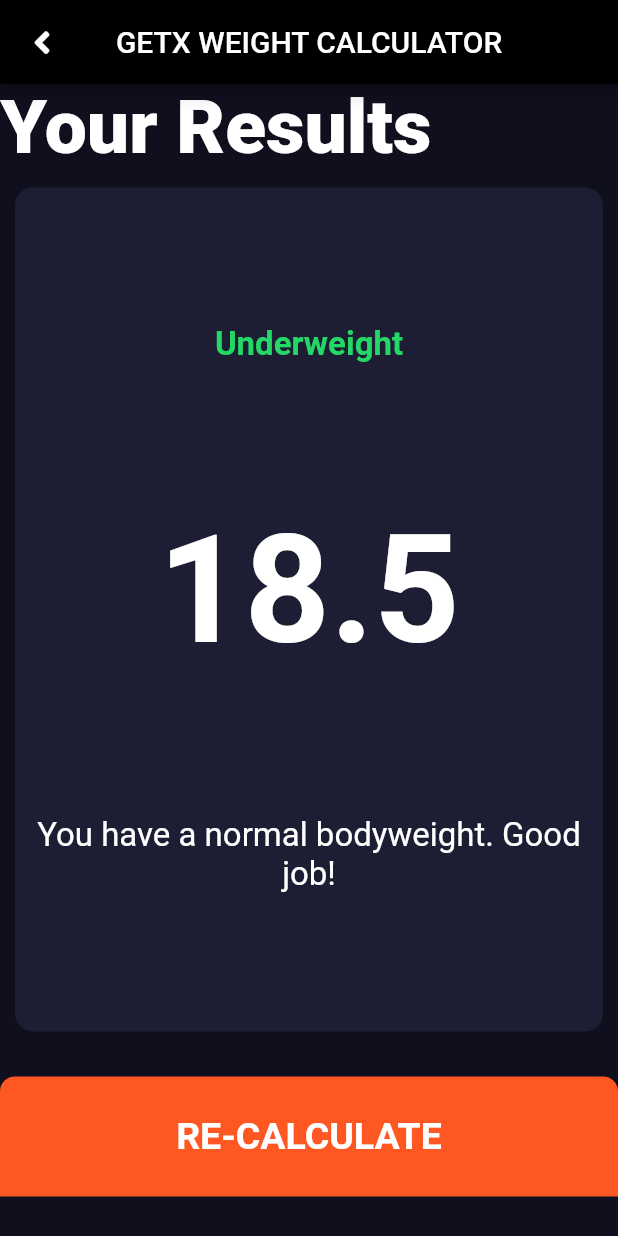
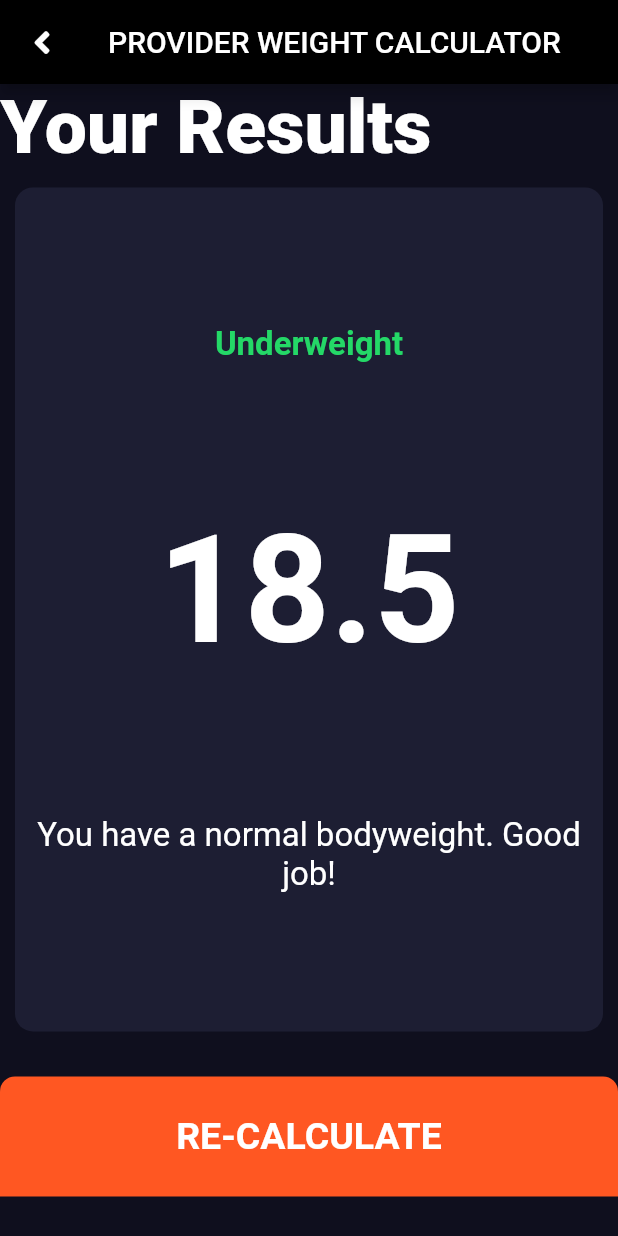
Before and after one commit to anikrakib/state_management_flutter, a Flutter app: the screen it shows after launch, after a tap on "CALCULATE", on a phone screen of 412 x 824 dp. Run offline on Flutter 3.47's test engine with Material 2 defaults, Android fonts, the phone set to English and light mode, and no system bars; our stand-ins replace font_awesome_flutter, get.

Commit message:
weight calculator state management(using provider)

```diff
--- a/lib/getx_state_management/controller/input_controller.dart
+++ b/lib/getx_state_management/controller/input_controller.dart
@@ -1,4 +1,3 @@
-import 'package:flutter/cupertino.dart';
 import 'package:get/get.dart';
 import 'package:weight_calculator/constants.dart';
 
@@ -9,17 +8,10 @@ class InputController extends GetxController {
   RxInt age = 20.obs;
   Rx<Sex> choice = Sex.male.obs;
 
-  RxBool isSelected = false.obs;
-
   void incrementAge() => age.value++;
   void decrementAge() => age.value--;
   void incrementWeight() => weight.value++;
   void decrementWeight() => weight.value--;
-  void chnageColor() => isSelected.value = !isSelected.value;
-  Color getCardColor({bool selected = false}) {
-    return selected ? kActiveCardColor : kInactiveCardColor;
-  }
-
   void changeHeight(int heightNewvalue) => height.value = heightNewvalue;
   void changeGender(Sex gender) => choice.value = gender;
 }
--- a/lib/getx_state_management/screens/homePage/homepage.dart
+++ b/lib/getx_state_management/screens/homePage/homepage.dart
@@ -6,9 +6,6 @@ import 'package:weight_calculator/component/icon_content.dart';
 import 'package:weight_calculator/component/reusable_card.dart';
 import 'package:weight_calculator/constants.dart';
 import 'package:weight_calculator/getx_state_management/controller/input_controller.dart';
-import 'package:weight_calculator/getx_state_management/screens/result/result_page.dart';
-
-import '../../../calculation.dart';
 
 class HomePage extends StatelessWidget {
   const HomePage({
@@ -21,7 +18,6 @@ class HomePage extends StatelessWidget {
   @override
   Widget build(BuildContext context) {
     InputController inputController = Get.put(InputController());
-    print('create');
     return Scaffold(
       appBar: AppBar(
         backgroundColor: Colors.black,
--- a/lib/main.dart
+++ b/lib/main.dart
@@ -1,12 +1,15 @@
 import 'package:flutter/material.dart';
-import 'package:get/get.dart';
+import 'package:provider/provider.dart';
 import 'package:weight_calculator/constants.dart';
-import 'package:weight_calculator/getx_state_management/screens/homePage/homepage.dart';
-import 'package:weight_calculator/getx_state_management/screens/result/result_page.dart';
-//import 'default_state_management/screens/homePage/homepage.dart';
+import 'package:weight_calculator/provider_state_management/screens/homePage/homepage.dart';
+import 'package:weight_calculator/provider_state_management/provider/weight_calculator.dart';
+import 'package:weight_calculator/provider_state_management/screens/result/result_page.dart';
 
 void main() {
-  runApp(const MyApp());
+  runApp(ChangeNotifierProvider(
+    create: (_) => WeightCalculator(),
+    child: const MyApp(),
+  ));
 }
 
 class MyApp extends StatelessWidget {
@@ -15,21 +18,19 @@ class MyApp extends StatelessWidget {
   // This widget is the root of your application.
   @override
   Widget build(BuildContext context) {
-    return GetMaterialApp(
+    return MaterialApp(
       title: title_,
       theme: ThemeData.dark().copyWith(
         primaryColor: Colors.black,
         scaffoldBackgroundColor: const Color(0xFF0F0F1E),
       ),
-      //home: const HomePage(title: 'GetX ' + title_),
       debugShowCheckedModeBanner: false,
       // for route management in getx
-      initialRoute: '/home',
-      getPages: [
-        GetPage(
-            name: '/home', page: () => const HomePage(title: 'GetX ' + title_)),
-        GetPage(name: '/result', page: () => const ResultPage())
-      ],
+      initialRoute: '/',
+      routes: {
+        '/': (context) => const HomePage(title: 'Provider ' + title_),
+        '/result': (context) => const ResultPage(),
+      },
     );
   }
 }
--- /dev/null
+++ b/lib/provider_state_management/provider/weight_calculator.dart
@@ -0,0 +1,40 @@
+import 'package:flutter/cupertino.dart';
+import 'package:weight_calculator/constants.dart';
+
+class WeightCalculator extends ChangeNotifier {
+  double bmi = 0.0;
+  int height = 180;
+  int weight = 60;
+  int age = 20;
+  Sex gender = Sex.male;
+
+  void changeGender(Sex newGender) {
+    gender = newGender;
+    notifyListeners();
+  }
+
+  void incrementAge() {
+    age++;
+    notifyListeners();
+  }
+
+  void decrementAge() {
+    age--;
+    notifyListeners();
+  }
+
+  void incrementWeight() {
+    weight++;
+    notifyListeners();
+  }
+
+  void decrementWeight() {
+    weight--;
+    notifyListeners();
+  }
+
+  void changeHeight(int newHeight) {
+    height = newHeight;
+    notifyListeners();
+  }
+}
--- /dev/null
+++ b/lib/provider_state_management/screens/homePage/homepage.dart
@@ -0,0 +1,249 @@
+import 'package:flutter/material.dart';
+import 'package:font_awesome_flutter/font_awesome_flutter.dart';
+import 'package:provider/provider.dart';
+import 'package:weight_calculator/component/bottom_button.dart';
+import 'package:weight_calculator/component/icon_content.dart';
+import 'package:weight_calculator/component/reusable_card.dart';
+import 'package:weight_calculator/constants.dart';
+import 'package:weight_calculator/provider_state_management/provider/weight_calculator.dart';
+
+class HomePage extends StatelessWidget {
+  const HomePage({
+    Key? key,
+    required this.title,
+  }) : super(key: key);
+
+  final String title;
+
+  @override
+  Widget build(BuildContext context) {
+    final provideData = Provider.of<WeightCalculator>(context);
+    return Scaffold(
+      appBar: AppBar(
+        backgroundColor: Colors.black,
+        title: Text(title.toUpperCase()),
+        centerTitle: true,
+      ),
+      body: Builder(builder: (context) {
+        return SafeArea(
+          child: Stack(
+            children: [
+              Container(
+                  height: MediaQuery.of(context).size.height,
+                  padding: const EdgeInsets.only(bottom: kCardMargin * 8),
+                  child: SingleChildScrollView(
+                    physics: const BouncingScrollPhysics(),
+                    child: Column(
+                      mainAxisAlignment: MainAxisAlignment.center,
+                      crossAxisAlignment: CrossAxisAlignment.stretch,
+                      children: [
+                        Row(
+                          children: [
+                            Expanded(
+                              child: ReUsableCard(
+                                color: provideData.gender == Sex.male
+                                    ? kActiveCardColor
+                                    : kInactiveCardColor,
+                                child: const IconContent(
+                                  label: "Male",
+                                  icon: FontAwesomeIcons.mars,
+                                ),
+                                onTap: () => provideData.changeGender(Sex.male),
+                              ),
+                            ),
+                            Expanded(
+                              child: ReUsableCard(
+                                color: provideData.gender == Sex.female
+                                    ? kActiveCardColor
+                                    : kInactiveCardColor,
+                                child: const IconContent(
+                                  label: "Female",
+                                  icon: FontAwesomeIcons.venus,
+                                ),
+                                onTap: () =>
+                                    provideData.changeGender(Sex.female),
+                              ),
+                            ),
+                          ],
+                        ),
+                        ReUsableCard(
+                          color: kActiveCardColor,
+                          child: Padding(
+                            padding: const EdgeInsets.only(top: kCardMargin),
+                            child: Column(
+                              children: [
+                                const Text(
+                                  "HEIGHT",
+                                  style: kLabelTextStyle,
+                                ),
+                                Row(
+                                  mainAxisAlignment: MainAxisAlignment.center,
+                                  crossAxisAlignment:
+                                      CrossAxisAlignment.baseline,
+                                  textBaseline: TextBaseline.alphabetic,
+                                  children: [
+                                    Text(
+                                      provideData.height.toString(),
+                                      style: kLargeNumberLabelTextStyle,
+                                    ),
+                                    const Text(
+                                      "cm",
+                                      style: kLabelTextStyle,
+                                    ),
+                                  ],
+                                ),
+                                SliderTheme(
+                                  data: SliderTheme.of(context).copyWith(
+                                    thumbShape: const RoundSliderThumbShape(
+                                      enabledThumbRadius: 15.0,
+                                    ),
+                                    overlayShape: const RoundSliderOverlayShape(
+                                      overlayRadius: 30.0,
+                                    ),
+                                    thumbColor: Colors.deepOrange,
+                                    overlayColor: Colors.deepOrange.shade900,
+                                    activeTrackColor: Colors.white,
+                                    inactiveTrackColor: const Color(0xFF8D8E98),
+                                  ),
+                                  child: Slider(
+                                      value: provideData.height.toDouble(),
+                                      min: kSliderMin,
+                                      max: kSliderMax,
+                                      //divisions: (kSliderMax - kSliderMin).toInt(),
+                                      onChanged: (newValue) => provideData
+                                          .changeHeight(newValue.toInt())
+                                      //ChangeHeight(newValue.toInt()),
+                                      ),
+                                )
+                              ],
+                            ),
+                          ),
+                        ),
+                        Row(
+                          children: [
+                            Expanded(
+                              child: ReUsableCard(
+                                color: kActiveCardColor,
+                                child: Padding(
+                                  padding:
+                                      const EdgeInsets.all(kCardMargin * 2),
+                                  child: Column(
+                                    mainAxisAlignment: MainAxisAlignment.center,
+                                    children: [
+                                      const Text(
+                                        'WEIGHT',
+                                        style: kLabelTextStyle,
+                                      ),
+                                      Text(
+                                        provideData.weight.toString(),
+                                        style: kLargeNumberLabelTextStyle,
+                                      ),
+                                      Row(
+                                        mainAxisAlignment:
+                                            MainAxisAlignment.center,
+                                        children: [
+                                          RawMaterialButton(
+                                            child: const Icon(
+                                                FontAwesomeIcons.plus),
+                                            onPressed: () =>
+                                                provideData.incrementWeight(),
+                                            constraints:
+                                                kRoundIconButtonConstraints,
+                                            shape: const CircleBorder(),
+                                            fillColor: kRoundIconButtonColor,
+                                          ),
+                                          const SizedBox(
+                                              width: labelIconSpacing),
+                                          RawMaterialButton(
+                                            child: const Icon(
+                                                FontAwesomeIcons.minus),
+                                            onPressed: () =>
+                                                provideData.decrementWeight(),
+                                            constraints:
+                                                kRoundIconButtonConstraints,
+                                            shape: const CircleBorder(),
+                                            fillColor: kRoundIconButtonColor,
+                                          ),
+                                        ],
+                                      ),
+                                    ],
+                                  ),
+                                ),
+                                onTap: () {},
+                              ),
+                            ),
+                            Expanded(
+                              child: ReUsableCard(
+                                color: kActiveCardColor,
+                                child: Padding(
+                                  padding:
+                                      const EdgeInsets.all(kCardMargin * 2),
+                                  child: Column(
+                                    mainAxisAlignment: MainAxisAlignment.center,
+                                    children: [
+                                      const Text(
+                                        'AGE',
+                                        style: kLabelTextStyle,
+                                      ),
+                                      Text(
+                                        provideData.age.toString(),
+                                        style: kLargeNumberLabelTextStyle,
+                                      ),
+                                      Row(
+                                        mainAxisAlignment:
+                                            MainAxisAlignment.center,
+                                        children: [
+                                          RawMaterialButton(
+                                            child: const Icon(
+                                                FontAwesomeIcons.plus),
+                                            onPressed: () =>
+                                                provideData.incrementAge(),
+                                            constraints:
+                                                kRoundIconButtonConstraints,
+                                            shape: const CircleBorder(),
+                                            fillColor: kRoundIconButtonColor,
+                                          ),
+                                          const SizedBox(
+                                              width: labelIconSpacing),
+                                          RawMaterialButton(
+                                            child: const Icon(
+                                                FontAwesomeIcons.minus),
+                                            onPressed: () =>
+                                                provideData.decrementAge(),
+                                            constraints:
+                                                kRoundIconButtonConstraints,
+                                            shape: const CircleBorder(),
+                                            fillColor: kRoundIconButtonColor,
+                                          ),
+                                        ],
+                                      ),
+                                    ],
+                                  ),
+                                ),
+                                onTap: () {},
+                              ),
+                            ),
+                          ],
+                        ),
+                      ],
+                    ),
+                  )),
+              Positioned(
+                bottom: 0,
+                child: SizedBox(
+                  width: MediaQuery.of(context).size.width,
+                  child: BottomButton(
+                      label: 'CALCULATE',
+                      onPress: () {
+                        Navigator.pushNamed(context, '/result',
+                            arguments: {'title': title});
+                      }),
+                ),
+              )
+            ],
+          ),
+        );
+      }),
+    );
+  }
+}
--- /dev/null
+++ b/lib/provider_state_management/screens/result/result_page.dart
@@ -0,0 +1,102 @@
+import 'package:flutter/material.dart';
+import 'package:font_awesome_flutter/font_awesome_flutter.dart';
+import 'package:provider/provider.dart';
+import 'package:weight_calculator/component/bottom_button.dart';
+import 'package:weight_calculator/component/reusable_card.dart';
+import 'package:weight_calculator/constants.dart';
+import 'package:weight_calculator/provider_state_management/provider/weight_calculator.dart';
+import '../../../calculation.dart';
+
+class ResultPage extends StatelessWidget {
+  const ResultPage({
+    Key? key,
+  }) : super(key: key);
+
+  @override
+  Widget build(BuildContext context) {
+    final providerData = Provider.of<WeightCalculator>(context);
+    final Map arguments = ModalRoute.of(context)!.settings.arguments as Map;
+
+    var calculation =
+        Calculation(height: providerData.height, weight: providerData.weight);
+
+    return Scaffold(
+      appBar: AppBar(
+        backgroundColor: Colors.black,
+        leading: GestureDetector(
+          onTap: () {
+            Navigator.pop(context);
+          },
+          child: const Icon(
+            FontAwesomeIcons.angleLeft,
+          ),
+        ),
+        title: Text(
+          arguments['title'].toUpperCase(),
+        ),
+        centerTitle: true,
+      ),
+      body: Stack(
+        children: [
+          SingleChildScrollView(
+            child: Container(
+              height: MediaQuery.of(context).size.height * .9,
+              padding: const EdgeInsets.only(bottom: kCardMargin * 2),
+              child: Column(
+                mainAxisAlignment: MainAxisAlignment.center,
+                crossAxisAlignment: CrossAxisAlignment.start,
+                children: [
+                  const Text(
+                    "Your Results",
+                    style: kLargeNumberLabelTextStyle,
+                  ),
+                  Expanded(
+                    child: Container(
+                      margin: const EdgeInsets.only(bottom: kCardMargin * 8),
+                      child: ReUsableCard(
+                        color: kActiveCardColor,
+                        child: SizedBox(
+                          width: double.infinity,
+                          child: Column(
+                            mainAxisAlignment: MainAxisAlignment.spaceEvenly,
+                            children: [
+                              Text(
+                                calculation.getResult(),
+                                style: kResultsTextStyle,
+                              ),
+                              Text(
+                                calculation.calculate(),
+                                style: kAppBarTitleTextStyle,
+                              ),
+                              Text(
+                                calculation.getInterpretation(),
+                                style: kBodyTextStyle,
+                                textAlign: TextAlign.center,
+                              ),
+                            ],
+                          ),
+                        ),
+                      ),
+                    ),
+                  ),
+                ],
+              ),
+            ),
+          ),
+          Positioned(
+            bottom: 0,
+            child: SizedBox(
+              width: MediaQuery.of(context).size.width,
+              child: BottomButton(
+                  label: 'RE-CALCULATE',
+                  onPress: () {
+                    Navigator.pop(context);
+                    //providerData.height = providerData.age;
+                  }),
+            ),
+          )
+        ],
+      ),
+    );
+  }
+}
--- a/pubspec.yaml
+++ b/pubspec.yaml
@@ -36,6 +36,7 @@ dependencies:
   cupertino_icons: ^1.0.2
   font_awesome_flutter: ^9.0.0
   get: ^4.6.1
+  provider: ^6.0.2
 
 dev_dependencies:
   flutter_test:
```
Also changed, not shown: pubspec.lock.
